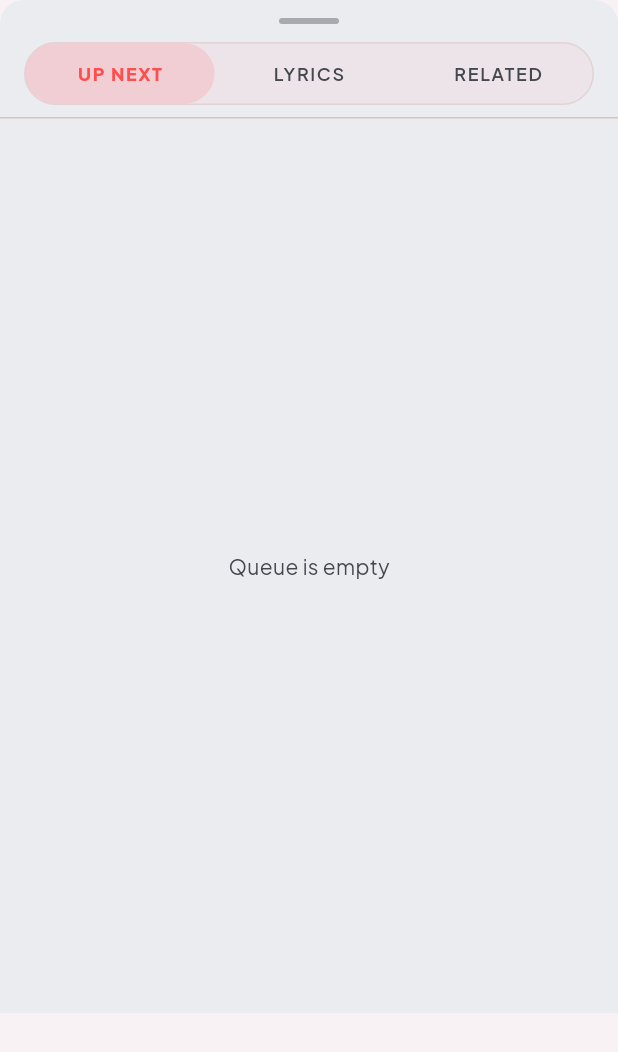
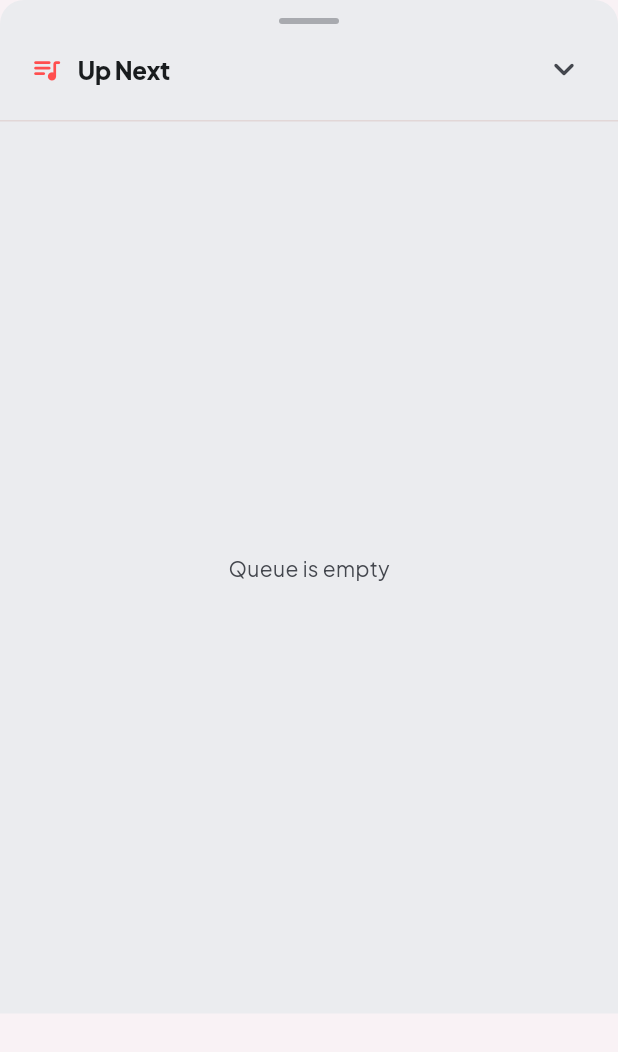
Before and after one commit to Manikants98/google_music, a Flutter app: the QueueBottomSheet widget shown alone on an empty page, opened directly, on a phone screen of 412 x 824 dp. Shown: the top 1052 px of the screen. Run offline on Flutter 3.47's test engine with Material 3 defaults, Android fonts, the phone set to English and light mode, and no system bars; our stand-ins replace audio_service, cached_network_image, google_fonts, just_audio, palette_generator; missing offline and left inert: material_3_expressive, youtube_explode_dart; statements that could not run were skipped.

Commit message:
feat(player): separate Up Next, Lyrics, and Related into dedicated bottom sheets

```diff
--- a/lib/features/player/presentation/now_playing_sheet.dart
+++ b/lib/features/player/presentation/now_playing_sheet.dart
@@ -326,14 +326,12 @@ class NowPlayingSheet extends StatelessWidget {
                           ),
                         ),
                         onSelectedIndexChanged: (int? index) {
-                          if (index != null) {
-                            showModalBottomSheet<void>(
-                              context: context,
-                              isScrollControlled: true,
-                              backgroundColor: Colors.transparent,
-                              builder: (context) =>
-                                  QueueBottomSheet(initialTab: index),
-                            );
+                          if (index == 0) {
+                            QueueBottomSheet.showUpNext(context);
+                          } else if (index == 1) {
+                            QueueBottomSheet.showLyrics(context);
+                          } else if (index == 2) {
+                            QueueBottomSheet.showRelated(context);
                           }
                         },
                         actions: const <M3EButtonGroupAction>[
--- a/lib/features/player/presentation/queue_bottom_sheet.dart
+++ b/lib/features/player/presentation/queue_bottom_sheet.dart
@@ -9,20 +9,68 @@ import '../../../core/network/lyrics_service.dart';
 import '../../../core/widgets/m3e_widgets.dart';
 import '../../../models/song_model.dart';
 
-/// Modal bottom sheet presenting dynamic tabs for Up Next queue, synchronized Lyrics, and Related recommendations.
+/// The distinct modal sheet category displayed from the Now Playing screen.
+enum PlayerSheetType {
+  /// The active playback queue with reordering and continuous similar suggestions.
+  upNext,
+
+  /// Dynamic synchronized karaoke lyrics and official plain lyrics fallback.
+  lyrics,
+
+  /// Algorithmic song recommendations, artist catalog, and audio metadata.
+  related,
+}
+
+/// Modal bottom sheet presenting a dedicated view for Up Next queue, synchronized Lyrics, or Related recommendations.
 class QueueBottomSheet extends StatefulWidget {
-  /// The initially selected tab index (0: UP NEXT, 1: LYRICS, 2: RELATED).
-  final int initialTab;
+  /// Category of sheet to display.
+  final PlayerSheetType sheetType;
 
   /// Creates a player details bottom sheet.
-  const QueueBottomSheet({super.key, this.initialTab = 0});
+  const QueueBottomSheet({
+    super.key,
+    this.sheetType = PlayerSheetType.upNext,
+    int? initialTab,
+  });
+
+  /// Displays the dedicated Up Next queue bottom sheet.
+  static Future<void> showUpNext(BuildContext context) {
+    return showModalBottomSheet<void>(
+      context: context,
+      isScrollControlled: true,
+      backgroundColor: Colors.transparent,
+      builder: (context) =>
+          const QueueBottomSheet(sheetType: PlayerSheetType.upNext),
+    );
+  }
+
+  /// Displays the dedicated Lyrics bottom sheet.
+  static Future<void> showLyrics(BuildContext context) {
+    return showModalBottomSheet<void>(
+      context: context,
+      isScrollControlled: true,
+      backgroundColor: Colors.transparent,
+      builder: (context) =>
+          const QueueBottomSheet(sheetType: PlayerSheetType.lyrics),
+    );
+  }
+
+  /// Displays the dedicated Related recommendations bottom sheet.
+  static Future<void> showRelated(BuildContext context) {
+    return showModalBottomSheet<void>(
+      context: context,
+      isScrollControlled: true,
+      backgroundColor: Colors.transparent,
+      builder: (context) =>
+          const QueueBottomSheet(sheetType: PlayerSheetType.related),
+    );
+  }
 
   @override
   State<QueueBottomSheet> createState() => _QueueBottomSheetState();
 }
 
 class _QueueBottomSheetState extends State<QueueBottomSheet> {
-  late int _activeTab;
   late final ScrollController _queueScrollController;
   late final ScrollController _lyricsScrollController;
 
@@ -47,21 +95,26 @@ class _QueueBottomSheetState extends State<QueueBottomSheet> {
   @override
   void initState() {
     super.initState();
-    _activeTab = widget.initialTab;
     _queueScrollController = ScrollController();
     _lyricsScrollController = ScrollController();
+
+    if (widget.sheetType == PlayerSheetType.upNext) {
       _queueScrollController.addListener(_onQueueScroll);
 
       /// Eagerly ensure plenty of similar tracks when the queue sheet is opened.
       WidgetsBinding.instance.addPostFrameCallback((_) {
         if (mounted) {
           final controller = context.read<MusicPlayerController>();
-        final remaining = controller.queue.length - 1 - controller.currentIndex;
+          if (!controller.isPlaylistQueue) {
+            final remaining =
+                controller.queue.length - 1 - controller.currentIndex;
             if (remaining <= 4) {
               controller.ensureAutoplayQueue(force: true);
             }
           }
+        }
       });
+    }
   }
 
   @override
@@ -93,8 +146,11 @@ class _QueueBottomSheetState extends State<QueueBottomSheet> {
       _cachedSongId = song.id;
       _lastSyncedIndex = -1;
       _userIsScrollingLyrics = false;
+      if (widget.sheetType == PlayerSheetType.lyrics) {
         _lyricsFuture = controller.lyricsService.getLyrics(song);
+      } else if (widget.sheetType == PlayerSheetType.related) {
         _relatedFuture = _fetchRelatedData(controller, song);
+      }
     }
   }
 
@@ -128,7 +184,6 @@ class _QueueBottomSheetState extends State<QueueBottomSheet> {
 
     final theme = Theme.of(context);
     final colorScheme = theme.colorScheme;
-    final isDark = theme.brightness == Brightness.dark;
 
     return Container(
       height: MediaQuery.of(context).size.height * 0.82,
@@ -149,102 +204,91 @@ class _QueueBottomSheetState extends State<QueueBottomSheet> {
                 borderRadius: BorderRadius.circular(2),
               ),
             ),
-            const SizedBox(height: 12),
+            const SizedBox(height: 6),
             Padding(
-              padding: const EdgeInsets.symmetric(horizontal: 16),
-              child: Container(
-                height: 42,
-                decoration: BoxDecoration(
-                  color: isDark
-                      ? const Color(0xFF1E1E1E)
-                      : colorScheme.surfaceContainerHighest,
-                  borderRadius: BorderRadius.circular(21),
-                  border: Border.all(
-                    color: isDark
-                        ? const Color(0xFF2E2E2E)
-                        : colorScheme.outlineVariant.withValues(alpha: 0.5),
-                    width: 1,
+              padding: const EdgeInsets.fromLTRB(20, 0, 12, 10),
+              child: Row(
+                children: <Widget>[
+                  Icon(
+                    switch (widget.sheetType) {
+                      PlayerSheetType.upNext => Icons.queue_music_rounded,
+                      PlayerSheetType.lyrics => Icons.lyrics_rounded,
+                      PlayerSheetType.related => Icons.auto_awesome_rounded,
+                    },
+                    color: controller.dynamicAccentColor,
+                    size: 22,
+                  ),
+                  const SizedBox(width: 10),
+                  Expanded(
+                    child: Column(
+                      crossAxisAlignment: CrossAxisAlignment.start,
+                      mainAxisSize: MainAxisSize.min,
+                      children: <Widget>[
+                        Text(
+                          switch (widget.sheetType) {
+                            PlayerSheetType.upNext => 'Up Next',
+                            PlayerSheetType.lyrics => 'Lyrics',
+                            PlayerSheetType.related => 'Related',
+                          },
+                          style: theme.textTheme.titleMedium?.copyWith(
+                            fontWeight: FontWeight.w800,
+                            letterSpacing: -0.2,
                           ),
                         ),
-                child: Row(
-                  children: <Widget>[
-                    _buildTabButton(0, 'UP NEXT', theme, controller),
-                    _buildTabButton(1, 'LYRICS', theme, controller),
-                    _buildTabButton(2, 'RELATED', theme, controller),
+                        if (currentSong != null)
+                          Text(
+                            switch (widget.sheetType) {
+                              PlayerSheetType.upNext =>
+                                '${controller.queue.length} songs in queue',
+                              PlayerSheetType.lyrics =>
+                                '${currentSong.title} • ${currentSong.artist}',
+                              PlayerSheetType.related =>
+                                'More from ${currentSong.artist}',
+                            },
+                            maxLines: 1,
+                            overflow: TextOverflow.ellipsis,
+                            style: theme.textTheme.bodySmall?.copyWith(
+                              color: colorScheme.onSurfaceVariant,
+                              fontSize: 11,
+                            ),
+                          ),
                       ],
                     ),
                   ),
+                  IconButton(
+                    icon: const Icon(Icons.keyboard_arrow_down_rounded, size: 28),
+                    color: colorScheme.onSurfaceVariant,
+                    tooltip: 'Close',
+                    onPressed: () => Navigator.of(context).pop(),
                   ),
-            const SizedBox(height: 8),
-            Divider(height: 1, color: colorScheme.outlineVariant),
+                ],
+              ),
+            ),
+            Divider(
+              height: 1,
+              color: colorScheme.outlineVariant.withValues(alpha: 0.5),
+            ),
             Expanded(
-              child: IndexedStack(
-                index: _activeTab,
-                children: <Widget>[
+              child: switch (widget.sheetType) {
+                PlayerSheetType.upNext =>
                   _buildQueueTab(context, controller, theme, colorScheme),
-                  _buildLyricsTab(
+                PlayerSheetType.lyrics => _buildLyricsTab(
                     context,
                     controller,
                     theme,
                     colorScheme,
                     currentSong,
                   ),
-                  _buildRelatedTab(
+                PlayerSheetType.related => _buildRelatedTab(
                     context,
                     controller,
                     theme,
                     colorScheme,
                     currentSong,
                   ),
-                ],
-              ),
+              },
             ),
           ],
-        ),
-      ),
-    );
-  }
-
-  /// Builds a pill tab button in the header.
-  Widget _buildTabButton(
-    int index,
-    String label,
-    ThemeData theme,
-    MusicPlayerController controller,
-  ) {
-    final isDark = theme.brightness == Brightness.dark;
-    final isSelected = _activeTab == index;
-    return Expanded(
-      child: GestureDetector(
-        behavior: HitTestBehavior.opaque,
-        onTap: () {
-          setState(() {
-            _activeTab = index;
-          });
-        },
-        child: AnimatedContainer(
-          duration: const Duration(milliseconds: 200),
-          alignment: Alignment.center,
-          decoration: BoxDecoration(
-            color: isSelected
-                ? controller.dynamicAccentColor.withValues(
-                    alpha: isDark ? 0.22 : 0.15,
-                  )
-                : Colors.transparent,
-            borderRadius: BorderRadius.circular(21),
-          ),
-          child: Text(
-            label,
-            style: theme.textTheme.labelMedium?.copyWith(
-              fontWeight: isSelected ? FontWeight.w800 : FontWeight.w600,
-              letterSpacing: 1.1,
-              color: isSelected
-                  ? (isDark ? Colors.white : theme.colorScheme.primary)
-                  : (isDark
-                        ? Colors.white60
-                        : theme.colorScheme.onSurfaceVariant),
-            ),
-          ),
         ),
       ),
     );
--- a/lib/features/settings/presentation/settings_screen.dart
+++ b/lib/features/settings/presentation/settings_screen.dart
@@ -267,18 +267,20 @@ class SettingsScreen extends StatelessWidget {
               _SettingsItem(
                 icon: Icons.system_update_rounded,
                 title: 'Check for Updates',
-                subtitle: 'Current version: v${AppUpdateService.currentAppVersion}',
+                subtitle:
+                    'Current version: v${AppUpdateService.currentAppVersion}',
                 trailing: Icon(
                   Icons.arrow_forward_ios_rounded,
                   size: 14,
                   color: colorScheme.onSurfaceVariant,
                 ),
-                onTap: () => AppUpdateService.checkAndPrompt(context, manual: true),
+                onTap: () =>
+                    AppUpdateService.checkAndPrompt(context, manual: true),
               ),
               _SettingsItem(
                 icon: Icons.code_rounded,
                 title: 'Developer',
-                subtitle: 'Mani Kant Sharma (@Manikants98)',
+                subtitle: 'Mani Kant Sharma',
                 trailing: Row(
                   mainAxisSize: MainAxisSize.min,
                   children: <Widget>[
@@ -856,9 +858,7 @@ class SettingsScreen extends StatelessWidget {
       context: context,
       builder: (context) => AlertDialog(
         backgroundColor: colorScheme.surfaceContainerHighest,
-        shape: RoundedRectangleBorder(
-          borderRadius: BorderRadius.circular(24),
-        ),
+        shape: RoundedRectangleBorder(borderRadius: BorderRadius.circular(24)),
         actionsPadding: const EdgeInsets.fromLTRB(20, 0, 20, 20),
         icon: Icon(Icons.delete_sweep_rounded, color: accent, size: 28),
         title: Text(
```
Lines whose indentation alone changed are shown as unchanged.
